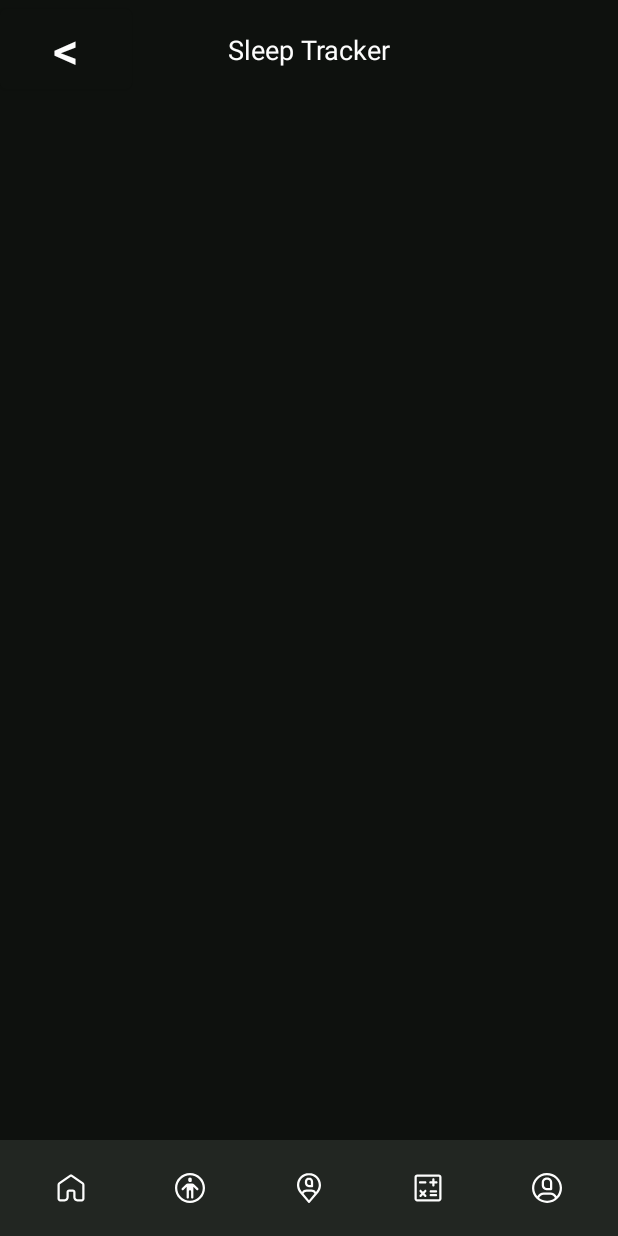
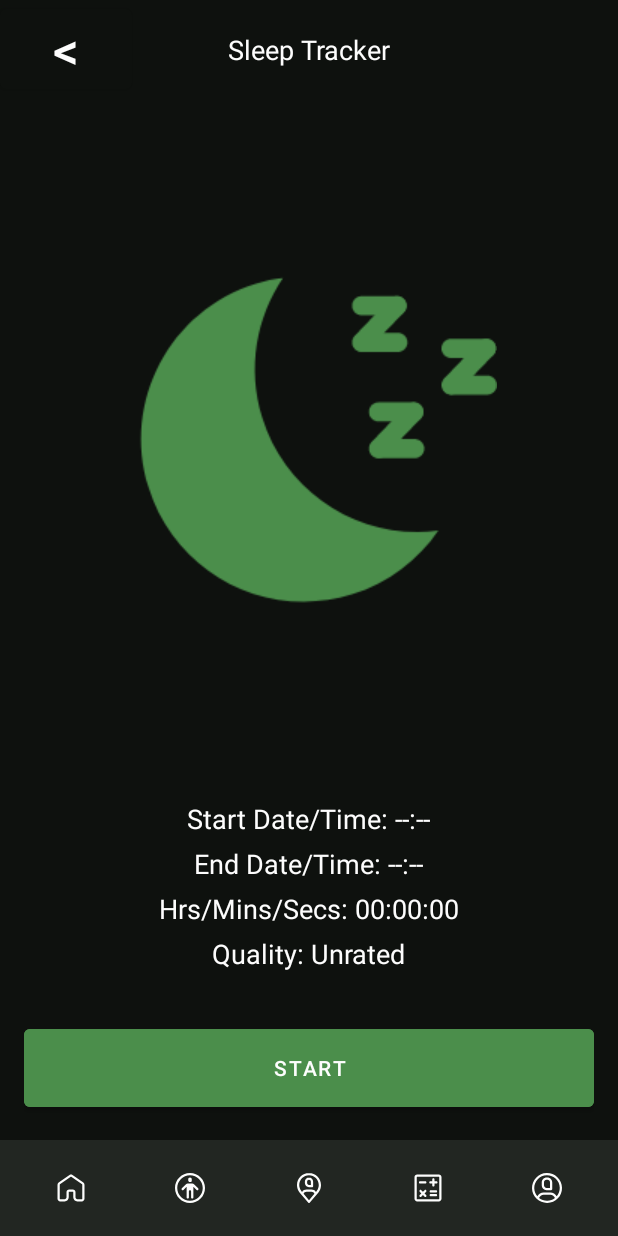
Before and after one commit to kingkuys2123/PasaFit, an Android app: the SleepTracker screen opened directly, with no data from a screen before it, on a phone screen of 412 x 824 dp. Run offline under Robolectric (Android 15) with nearby library versions, the phone set to English and light mode, and no system bars.

Commit message:
Finalized implementation of Sleep Tracker

```diff
--- a/app/src/main/res/layout/activity_sleep_tracker.xml
+++ b/app/src/main/res/layout/activity_sleep_tracker.xml
@@ -44,6 +44,107 @@
                 app:layout_constraintEnd_toEndOf="parent"
                 app:layout_constraintStart_toStartOf="parent"
                 app:layout_constraintTop_toTopOf="parent" />
+        </androidx.constraintlayout.widget.ConstraintLayout>
+
+        <androidx.constraintlayout.widget.ConstraintLayout
+            android:layout_width="match_parent"
+            android:layout_height="match_parent">
+
+            <LinearLayout
+                android:id="@+id/linearLayout13"
+                android:layout_width="match_parent"
+                android:layout_height="wrap_content"
+                android:layout_marginBottom="32dp"
+                android:orientation="vertical"
+                app:layout_constraintBottom_toTopOf="@+id/linearLayout12"
+                app:layout_constraintEnd_toEndOf="parent"
+                app:layout_constraintStart_toStartOf="parent">
+
+                <TextView
+                    android:id="@+id/textViewStartTimeSleepTracker"
+                    android:layout_width="wrap_content"
+                    android:layout_height="wrap_content"
+                    android:layout_gravity="center_horizontal"
+                    android:layout_marginBottom="5dp"
+                    android:text="Start Date/Time: --:--"
+                    android:textColor="@color/white"
+                    android:textSize="18sp" />
+
+                <TextView
+                    android:id="@+id/textViewEndTimeSleepTracker"
+                    android:layout_width="wrap_content"
+                    android:layout_height="wrap_content"
+                    android:layout_gravity="center_horizontal"
+                    android:layout_marginBottom="5dp"
+                    android:text="End Date/Time: --:--"
+                    android:textColor="@color/white"
+                    android:textSize="18sp" />
+
+                <TextView
+                    android:id="@+id/textViewDurationSleepTracker"
+                    android:layout_width="wrap_content"
+                    android:layout_height="wrap_content"
+                    android:layout_gravity="center_horizontal"
+                    android:layout_marginBottom="5dp"
+                    android:text="Hrs/Mins/Secs: 00:00:00"
+                    android:textColor="@color/white"
+                    android:textSize="18sp" />
+
+                <TextView
+                    android:id="@+id/textViewQualitySleepTracker"
+                    android:layout_width="wrap_content"
+                    android:layout_height="wrap_content"
+                    android:layout_gravity="center_horizontal"
+                    android:text="Quality: Unrated"
+                    android:textColor="@color/white"
+                    android:textSize="18sp" />
+
+            </LinearLayout>
+
+            <LinearLayout
+                android:id="@+id/linearLayout12"
+                android:layout_width="0dp"
+                android:layout_height="64dp"
+                android:layout_marginStart="16dp"
+                android:layout_marginEnd="16dp"
+                android:layout_marginBottom="16dp"
+                android:orientation="horizontal"
+                app:layout_constraintBottom_toBottomOf="parent"
+                app:layout_constraintEnd_toEndOf="parent"
+                app:layout_constraintStart_toStartOf="parent">
+
+                <Button
+                    android:id="@+id/btnStartSleepTracker"
+                    android:layout_width="match_parent"
+                    android:layout_height="match_parent"
+                    android:layout_gravity="center_horizontal"
+                    android:layout_weight="1"
+                    android:backgroundTint="@color/sea_green"
+                    android:text="Start"
+                    android:textColor="@color/white" />
+
+                <Button
+                    android:id="@+id/btnRestartSleepTracker"
+                    android:layout_width="match_parent"
+                    android:layout_height="match_parent"
+                    android:layout_gravity="center_horizontal"
+                    android:layout_weight="1"
+                    android:backgroundTint="@color/sea_green"
+                    android:text="Restart"
+                    android:textColor="@color/white"
+                    android:visibility="gone" />
+            </LinearLayout>
+
+            <ImageView
+                android:id="@+id/imageView"
+                android:layout_width="wrap_content"
+                android:layout_height="wrap_content"
+                app:layout_constraintBottom_toTopOf="@+id/linearLayout13"
+                app:layout_constraintEnd_toEndOf="parent"
+                app:layout_constraintStart_toStartOf="parent"
+                app:layout_constraintTop_toTopOf="parent"
+                app:srcCompat="@drawable/pasafit_sleep_tracker_logo" />
+
         </androidx.constraintlayout.widget.ConstraintLayout>
 
     </LinearLayout>
```
Also changed, not shown: app/src/main/java/com/example/pasafit/SleepTracker.java (+111 -7 lines), app/src/main/java/com/example/pasafit/StepTracker.java (+4 -4 lines), app/src/main/res/layout/activity_step_tracker.xml (+11 -12 lines), app/src/main/res/values/strings.xml (+7 -0 lines), app/src/main/res/drawable/pasafit_sleep_tracker_logo.png (added).
